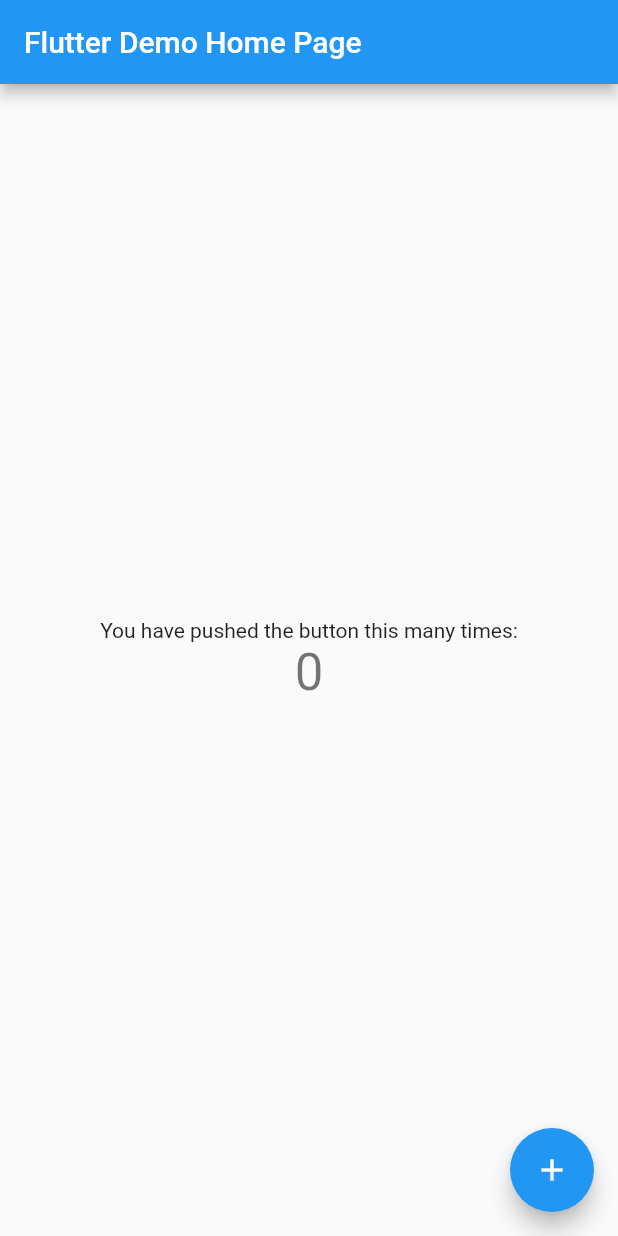
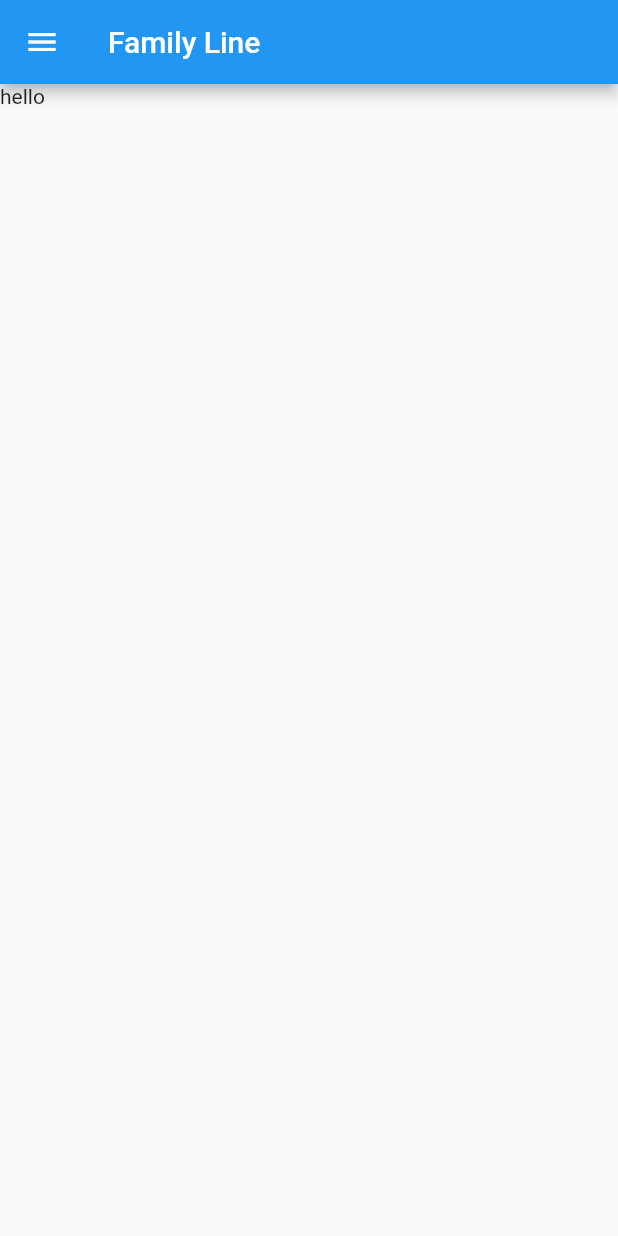
Before and after one commit to poster983/FamilyLine, a Flutter app: the screen it shows after launch, on a phone screen of 412 x 824 dp. Run offline on Flutter 3.47's test engine with Material 2 defaults, Android fonts, the phone set to English and light mode, and no system bars; our stand-ins replace get, responsive_grid.

Commit message:
building layout of grid

```diff
--- a/client/lib/main.dart
+++ b/client/lib/main.dart
@@ -1,4 +1,7 @@
+import 'package:client/pages/GalleryPage.dart';
+import 'package:client/widgets/AppScaffold.dart';
 import 'package:flutter/material.dart';
+import 'package:get/get.dart';
 
 void main() {
   runApp(const MyApp());
@@ -10,7 +13,7 @@
   // This widget is the root of your application.
   @override
   Widget build(BuildContext context) {
-    return MaterialApp(
+    return GetMaterialApp(
       title: 'Family Line',
       theme: ThemeData(
         // This is the theme of your application.
@@ -24,7 +27,14 @@
         // is not restarted.
         primarySwatch: Colors.blue,
       ),
-      home: const MyHomePage(title: 'Flutter Demo Home Page'),
+      routes: {
+        // When navigating to the "/" route, build the FirstScreen widget.
+        '/': (context) => const MyHomePage(title: 'Flutter Demo Home Page'),
+        // When navigating to the "/second" route, build the SecondScreen widget.
+        '/gallery': (context) => const GalleryPage(),
+      },
+
+      //home: const MyHomePage(title: 'Flutter Demo Home Page'),
     );
   }
 }
@@ -69,47 +79,65 @@
     // The Flutter framework has been optimized to make rerunning build methods
     // fast, so that you can just rebuild anything that needs updating rather
     // than having to individually change instances of widgets.
-    return Scaffold(
-      appBar: AppBar(
-        // Here we take the value from the MyHomePage object that was created by
-        // the App.build method, and use it to set our appbar title.
-        title: Text(widget.title),
-      ),
-      body: Center(
-        // Center is a layout widget. It takes a single child and positions it
-        // in the middle of the parent.
-        child: Column(
-          // Column is also a layout widget. It takes a list of children and
-          // arranges them vertically. By default, it sizes itself to fit its
-          // children horizontally, and tries to be as tall as its parent.
-          //
-          // Invoke "debug painting" (press "p" in the console, choose the
-          // "Toggle Debug Paint" action from the Flutter Inspector in Android
-          // Studio, or the "Toggle Debug Paint" command in Visual Studio Code)
-          // to see the wireframe for each widget.
-          //
-          // Column has various properties to control how it sizes itself and
-          // how it positions its children. Here we use mainAxisAlignment to
-          // center the children vertically; the main axis here is the vertical
-          // axis because Columns are vertical (the cross axis would be
-          // horizontal).
-          mainAxisAlignment: MainAxisAlignment.center,
-          children: <Widget>[
-            const Text(
-              'You have pushed the button this many times:',
-            ),
-            Text(
-              '$_counter',
-              style: Theme.of(context).textTheme.headline4,
-            ),
-          ],
-        ),
-      ),
-      floatingActionButton: FloatingActionButton(
-        onPressed: _incrementCounter,
-        tooltip: 'Increment',
-        child: const Icon(Icons.add),
-      ), // This trailing comma makes auto-formatting nicer for build methods.
-    );
+    return AppScaffold(child: Text("hello"));
+    // return Scaffold(
+    //   appBar: AppBar(
+    //       // Here we take the value from the MyHomePage object that was created by
+    //       // the App.build method, and use it to set our appbar title.
+    //       title: Text(widget.title),
+    //       actions: <Widget>[
+    //         IconButton(
+    //           icon: const Icon(Icons.home),
+    //           tooltip: 'Home',
+    //           onPressed: () {
+    //             // handle the press
+    //             Get.toNamed("/");
+    //           },
+    //         ),
+    //         IconButton(
+    //           icon: const Icon(Icons.photo_size_select_actual_outlined),
+    //           tooltip: 'Gallery',
+    //           onPressed: () {
+    //             // handle the press
+    //             Get.toNamed("/gallery");
+    //           },
+    //         ),
+    //       ]),
+    //   body: Center(
+    //     // Center is a layout widget. It takes a single child and positions it
+    //     // in the middle of the parent.
+    //     child: Column(
+    //       // Column is also a layout widget. It takes a list of children and
+    //       // arranges them vertically. By default, it sizes itself to fit its
+    //       // children horizontally, and tries to be as tall as its parent.
+    //       //
+    //       // Invoke "debug painting" (press "p" in the console, choose the
+    //       // "Toggle Debug Paint" action from the Flutter Inspector in Android
+    //       // Studio, or the "Toggle Debug Paint" command in Visual Studio Code)
+    //       // to see the wireframe for each widget.
+    //       //
+    //       // Column has various properties to control how it sizes itself and
+    //       // how it positions its children. Here we use mainAxisAlignment to
+    //       // center the children vertically; the main axis here is the vertical
+    //       // axis because Columns are vertical (the cross axis would be
+    //       // horizontal).
+    //       mainAxisAlignment: MainAxisAlignment.center,
+    //       children: <Widget>[
+    //         const Text(
+    //           'You have pushed the button this many times:',
+    //         ),
+    //         Text(
+    //           '$_counter',
+    //           style: Theme.of(context).textTheme.headline4,
+    //         ),
+    //       ],
+    //     ),
+    //   ),
+    //   floatingActionButton: FloatingActionButton(
+    //     onPressed: _incrementCounter,
+    //     tooltip: 'Increment',
+    //     child: const Icon(Icons.add),
+    //   ), // This trailing comma makes auto-formatting nicer for build methods.
+    // );
   }
 }
--- /dev/null
+++ b/client/lib/widgets/AppScaffold.dart
@@ -0,0 +1,77 @@
+import 'package:flutter/material.dart';
+import 'package:get/get.dart';
+
+class AppScaffold extends StatelessWidget {
+  final List<Widget>? toolbar;
+  final Widget child;
+
+  const AppScaffold({Key? key, required this.child, this.toolbar})
+      : super(key: key);
+
+  Drawer buildDrawer() {
+    return Drawer(
+      child: ListView(
+        // Important: Remove any padding from the ListView.
+        padding: EdgeInsets.zero,
+        children: [
+          // const DrawerHeader(
+          //   decoration: BoxDecoration(
+          //     color: Colors.blue,
+          //   ),
+          //   child: Text('Drawer Header'),
+          // ),
+          ListTile(
+            title: const Text('Home'),
+            onTap: () {
+              // Update the state of the app.
+              // ...
+              Get.toNamed("/");
+            },
+          ),
+          ListTile(
+            title: const Text('Gallery'),
+            onTap: () {
+              // Update the state of the app.
+              // ...
+              Get.toNamed("/gallery");
+            },
+          ),
+          ListTile(
+            title: const Text('Upload'),
+            onTap: () {
+              // Update the state of the app.
+              // ...
+            },
+          ),
+          ListTile(
+            title: const Text('Account'),
+            onTap: () {
+              // Update the state of the app.
+              // ...
+            },
+          ),
+        ],
+      ),
+    );
+  }
+
+  @override
+  Widget build(BuildContext context) {
+    Widget body;
+    Widget? drawer;
+    if (MediaQuery.of(context).size.width > 600) {
+      body = Row(children: [buildDrawer(), child]);
+    } else {
+      body = child;
+      drawer = buildDrawer();
+    }
+
+    return Scaffold(
+        body: body,
+        appBar: AppBar(
+          title: Text("Family Line"),
+          actions: (toolbar != null) ? toolbar : [],
+        ),
+        drawer: drawer);
+  }
+}
--- a/client/pubspec.yaml
+++ b/client/pubspec.yaml
@@ -29,6 +29,8 @@
 dependencies:
   flutter:
     sdk: flutter
+  get: ^4.6.1
+  responsive_grid: ^2.0.0
 
 
   # The following adds the Cupertino Icons font to your application.
```
Also changed, not shown: client/lib/pages/GalleryPage.dart (added, +92 -0 lines), client/pubspec.lock, 2 other files.
